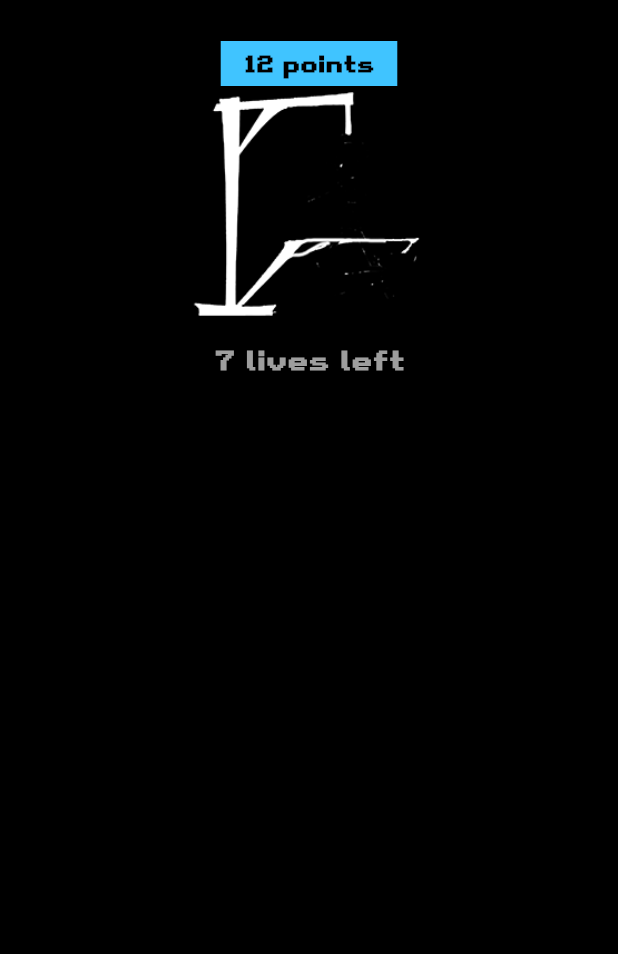
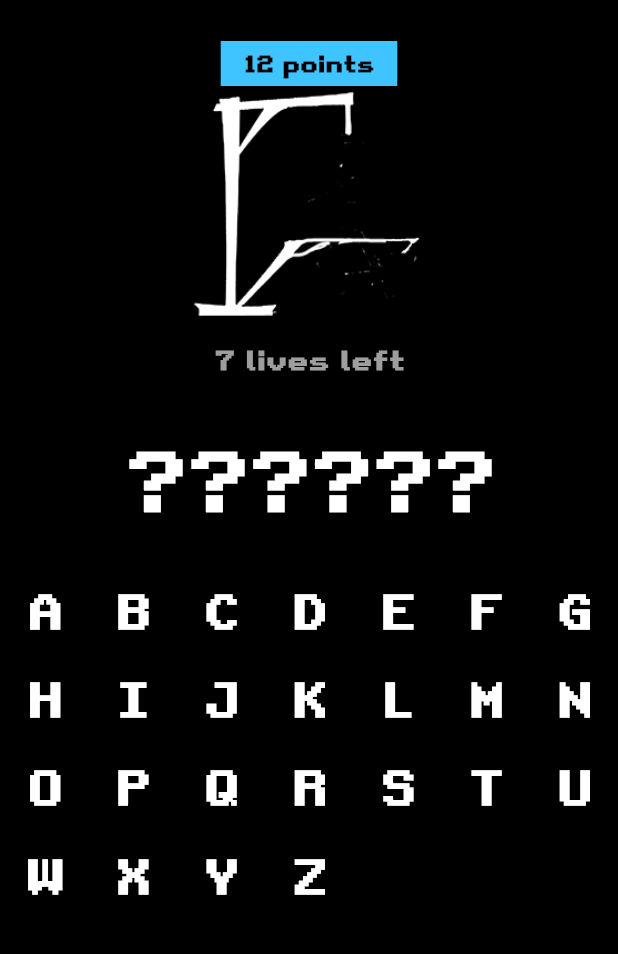
Before and after one commit to UildsonSantos/hangman, a Flutter app: the screen it shows after launch, on a phone screen of 412 x 824 dp, the part 73-1027 px from its top. Run offline on Flutter 3.47's test engine with Material 3 defaults, Android fonts, the phone set to English and light mode, and no system bars.

Commit message:
alphabets keyboard

```diff
--- a/lib/pages/game_screen.dart
+++ b/lib/pages/game_screen.dart
@@ -34,6 +34,7 @@ class _GameScreenState extends State<GameScreen> {
         ],
       ),
       body: SingleChildScrollView(
+        physics: const ScrollPhysics(),
         child: Container(
           alignment: Alignment.center,
           child: Column(
@@ -69,6 +70,37 @@ class _GameScreenState extends State<GameScreen> {
                   fontWeight: FontWeight.w700,
                 ),
               ),
+              const SizedBox(height: 30),
+              Text(
+                '??????',
+                style: retroStyle(
+                  size: 53,
+                  color: Colors.white,
+                  fontWeight: FontWeight.w700,
+                ),
+                textAlign: TextAlign.center,
+              ),
+              const SizedBox(height: 20),
+              GridView.count(
+                crossAxisCount: 7,
+                shrinkWrap: true,
+                physics: const NeverScrollableScrollPhysics(),
+                children: letters.map((letter) {
+                  return InkWell(
+                    onTap: () {},
+                    child: Center(
+                      child: Text(
+                        letter,
+                        style: retroStyle(
+                          size: 30,
+                          color: Colors.white,
+                          fontWeight: FontWeight.w700,
+                        ),
+                      ),
+                    ),
+                  );
+                }).toList(),
+              )
             ],
           ),
         ),
--- /dev/null
+++ b/lib/utils/constants.dart
@@ -0,0 +1,27 @@
+List<String> letters = [
+  'A',
+  'B',
+  'C',
+  'D',
+  'E',
+  'F',
+  'G',
+  'H',
+  'I',
+  'J',
+  'K',
+  'L',
+  'M',
+  'N',
+  'O',
+  'P',
+  'Q',
+  'R',
+  'S',
+  'T',
+  'U',
+  'W',
+  'X',
+  'Y',
+  'Z',
+];
--- a/lib/utils/utils.dart
+++ b/lib/utils/utils.dart
@@ -1 +1,2 @@
 export 'styles.dart';
+export 'constants.dart';
```
